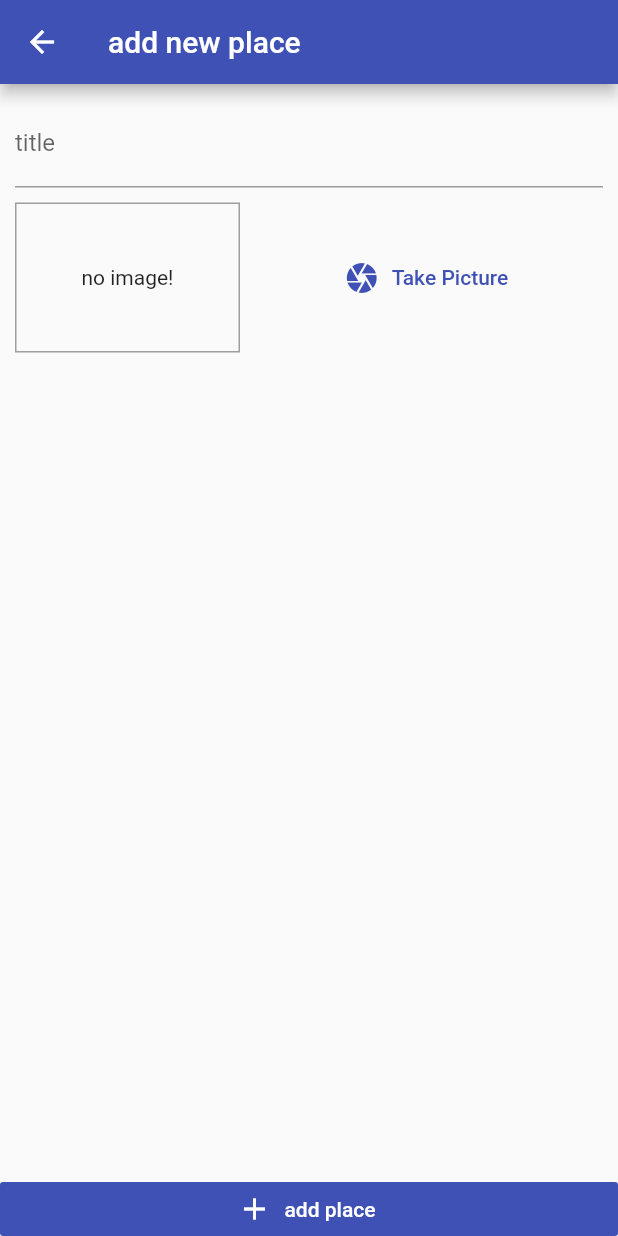
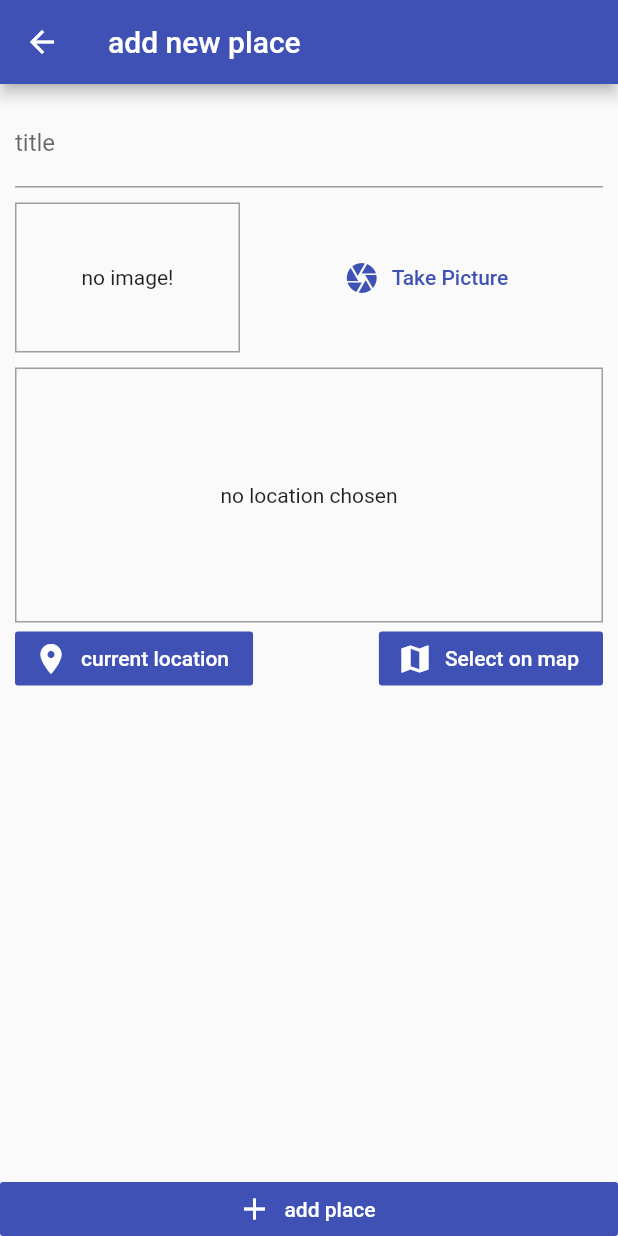
Before and after one commit to Haedong-Jeon/GreatPlace, a Flutter app: the AddPlaceScreen screen opened by its route, on a phone screen of 412 x 824 dp. Run offline on Flutter 3.47's test engine with Material 2 defaults, Android fonts, the phone set to English and light mode, and no system bars; our stand-ins replace image_picker, location, sqflite; accounts and stored records are empty.

Commit message:
지도 추가

```diff
--- a/lib/screens/add_place_screen.dart
+++ b/lib/screens/add_place_screen.dart
@@ -2,6 +2,7 @@ import 'package:flutter/material.dart';
 import 'package:provider/provider.dart';
 import '../providers/great_places.dart';
 import '../widgets/image_input.dart';
+import '../widgets/location_input.dart';
 import 'dart:io';
 
 class AddPlaceScreen extends StatefulWidget {
@@ -50,6 +51,10 @@ class _AddPlaceScreenState extends State<AddPlaceScreen> {
                       height: 10,
                     ),
                     ImageInput(_selectImage),
+                    SizedBox(
+                      height: 10,
+                    ),
+                    LocationInput(),
                   ],
                 ),
               ),
--- /dev/null
+++ b/lib/widgets/location_input.dart
@@ -0,0 +1,59 @@
+import 'package:flutter/material.dart';
+import 'package:location/location.dart';
+
+class LocationInput extends StatefulWidget {
+  @override
+  _LocationInputState createState() => _LocationInputState();
+}
+
+class _LocationInputState extends State<LocationInput> {
+  String _previewImageUrl;
+  Future<void> _getCurrentUserLocation() async {
+    final locData = await Location().getLocation();
+  }
+
+  @override
+  Widget build(BuildContext context) {
+    return Column(
+      children: <Widget>[
+        Container(
+          alignment: Alignment.center,
+          decoration: BoxDecoration(
+            border: Border.all(width: 1, color: Colors.grey),
+          ),
+          height: 170,
+          width: double.infinity,
+          child: _previewImageUrl == null
+              ? Text(
+                  'no location chosen',
+                  textAlign: TextAlign.center,
+                )
+              : Image.network(
+                  _previewImageUrl,
+                  fit: BoxFit.cover,
+                  width: double.infinity,
+                ),
+        ),
+        Row(
+          mainAxisAlignment: MainAxisAlignment.spaceBetween,
+          children: <Widget>[
+            FlatButton.icon(
+              icon: Icon(Icons.location_on),
+              label: Text('current location'),
+              textColor: Colors.white,
+              color: Theme.of(context).primaryColor,
+              onPressed: _getCurrentUserLocation,
+            ),
+            FlatButton.icon(
+              icon: Icon(Icons.map),
+              label: Text('Select on map'),
+              textColor: Colors.white,
+              color: Theme.of(context).primaryColor,
+              onPressed: () {},
+            ),
+          ],
+        ),
+      ],
+    );
+  }
+}
--- a/pubspec.yaml
+++ b/pubspec.yaml
@@ -28,6 +28,7 @@ dependencies:
   path_provider: ^1.6.27
   path: ^1.7.0
   sqflite: ^1.3.2+2
+  location: ^3.2.4
 
   # The following adds the Cupertino Icons font to your application.
   # Use with the CupertinoIcons class for iOS style icons.
```
Also changed, not shown: pubspec.lock, 1 other file.
